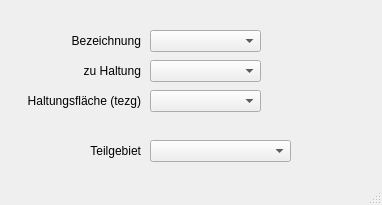
Qt form qkan/forms/qkan_anbindungflaechen.ui (hoettges/QKan) before a commit.
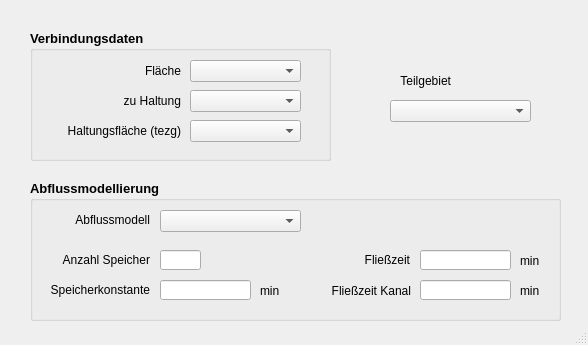
The same form after that commit.

What changed in the file:
```diff
--- a/qkan/forms/qkan_anbindungflaechen.ui
+++ b/qkan/forms/qkan_anbindungflaechen.ui
@@ -6,8 +6,8 @@
    <rect>
     <x>0</x>
     <y>0</y>
-    <width>382</width>
-    <height>205</height>
+    <width>588</width>
+    <height>345</height>
    </rect>
   </property>
   <property name="windowTitle">
@@ -17,79 +17,11 @@
    <enum>Qt::LeftToRight</enum>
   </property>
   <widget class="QWidget" name="centralwidget">
-   <widget class="QLabel" name="label_4">
-    <property name="geometry">
-     <rect>
-      <x>50</x>
-      <y>30</y>
-      <width>91</width>
-      <height>21</height>
-     </rect>
-    </property>
-    <property name="text">
-     <string>Bezeichnung</string>
-    </property>
-    <property name="alignment">
-     <set>Qt::AlignRight|Qt::AlignTrailing|Qt::AlignVCenter</set>
-    </property>
-   </widget>
-   <widget class="QComboBox" name="haltnam">
-    <property name="geometry">
-     <rect>
-      <x>150</x>
-      <y>60</y>
-      <width>111</width>
-      <height>22</height>
-     </rect>
-    </property>
-   </widget>
-   <widget class="QLabel" name="label_20">
-    <property name="geometry">
-     <rect>
-      <x>80</x>
-      <y>60</y>
-      <width>61</width>
-      <height>21</height>
-     </rect>
-    </property>
-    <property name="text">
-     <string>zu Haltung</string>
-    </property>
-    <property name="alignment">
-     <set>Qt::AlignRight|Qt::AlignTrailing|Qt::AlignVCenter</set>
-    </property>
-   </widget>
-   <widget class="QComboBox" name="tezgnam">
-    <property name="geometry">
-     <rect>
-      <x>150</x>
-      <y>90</y>
-      <width>111</width>
-      <height>22</height>
-     </rect>
-    </property>
-   </widget>
-   <widget class="QLabel" name="label_23">
-    <property name="geometry">
-     <rect>
-      <x>10</x>
-      <y>90</y>
-      <width>131</width>
-      <height>21</height>
-     </rect>
-    </property>
-    <property name="text">
-     <string>Haltungsfläche (tezg)</string>
-    </property>
-    <property name="alignment">
-     <set>Qt::AlignRight|Qt::AlignTrailing|Qt::AlignVCenter</set>
-    </property>
-   </widget>
    <widget class="QComboBox" name="teilgebiet">
     <property name="geometry">
      <rect>
-      <x>150</x>
-      <y>140</y>
+      <x>390</x>
+      <y>100</y>
       <width>141</width>
       <height>22</height>
      </rect>
@@ -98,12 +30,18 @@
    <widget class="QLabel" name="label_22">
     <property name="geometry">
      <rect>
-      <x>80</x>
-      <y>140</y>
+      <x>390</x>
+      <y>70</y>
       <width>61</width>
       <height>21</height>
      </rect>
     </property>
+    <property name="font">
+     <font>
+      <family>Tahoma</family>
+      <pointsize>9</pointsize>
+     </font>
+    </property>
     <property name="text">
      <string>Teilgebiet</string>
     </property>
@@ -111,15 +49,382 @@
      <set>Qt::AlignRight|Qt::AlignTrailing|Qt::AlignVCenter</set>
     </property>
    </widget>
-   <widget class="QComboBox" name="flnam">
+   <widget class="QGroupBox" name="groupBox">
     <property name="geometry">
      <rect>
-      <x>150</x>
+      <x>30</x>
       <y>30</y>
-      <width>111</width>
-      <height>22</height>
+      <width>301</width>
+      <height>131</height>
      </rect>
     </property>
+    <property name="font">
+     <font>
+      <family>Tahoma</family>
+      <pointsize>10</pointsize>
+      <weight>75</weight>
+      <bold>true</bold>
+     </font>
+    </property>
+    <property name="title">
+     <string>Verbindungsdaten</string>
+    </property>
+    <widget class="QComboBox" name="tezgnam">
+     <property name="geometry">
+      <rect>
+       <x>160</x>
+       <y>90</y>
+       <width>111</width>
+       <height>22</height>
+      </rect>
+     </property>
+    </widget>
+    <widget class="QLabel" name="label_20">
+     <property name="geometry">
+      <rect>
+       <x>70</x>
+       <y>60</y>
+       <width>81</width>
+       <height>21</height>
+      </rect>
+     </property>
+     <property name="font">
+      <font>
+       <family>Tahoma</family>
+       <pointsize>9</pointsize>
+       <weight>50</weight>
+       <bold>false</bold>
+      </font>
+     </property>
+     <property name="text">
+      <string>zu Haltung</string>
+     </property>
+     <property name="alignment">
+      <set>Qt::AlignRight|Qt::AlignTrailing|Qt::AlignVCenter</set>
+     </property>
+    </widget>
+    <widget class="QLabel" name="label_23">
+     <property name="geometry">
+      <rect>
+       <x>20</x>
+       <y>90</y>
+       <width>131</width>
+       <height>21</height>
+      </rect>
+     </property>
+     <property name="font">
+      <font>
+       <family>Tahoma</family>
+       <pointsize>9</pointsize>
+       <weight>50</weight>
+       <bold>false</bold>
+      </font>
+     </property>
+     <property name="text">
+      <string>Haltungsfläche (tezg)</string>
+     </property>
+     <property name="alignment">
+      <set>Qt::AlignRight|Qt::AlignTrailing|Qt::AlignVCenter</set>
+     </property>
+    </widget>
+    <widget class="QComboBox" name="flnam">
+     <property name="geometry">
+      <rect>
+       <x>160</x>
+       <y>30</y>
+       <width>111</width>
+       <height>22</height>
+      </rect>
+     </property>
+    </widget>
+    <widget class="QLabel" name="label_4">
+     <property name="geometry">
+      <rect>
+       <x>60</x>
+       <y>30</y>
+       <width>91</width>
+       <height>21</height>
+      </rect>
+     </property>
+     <property name="font">
+      <font>
+       <family>Tahoma</family>
+       <pointsize>9</pointsize>
+       <weight>50</weight>
+       <bold>false</bold>
+      </font>
+     </property>
+     <property name="text">
+      <string>Fläche</string>
+     </property>
+     <property name="alignment">
+      <set>Qt::AlignRight|Qt::AlignTrailing|Qt::AlignVCenter</set>
+     </property>
+    </widget>
+    <widget class="QComboBox" name="haltnam">
+     <property name="geometry">
+      <rect>
+       <x>160</x>
+       <y>60</y>
+       <width>111</width>
+       <height>22</height>
+      </rect>
+     </property>
+    </widget>
+   </widget>
+   <widget class="QGroupBox" name="groupBox_2">
+    <property name="geometry">
+     <rect>
+      <x>30</x>
+      <y>180</y>
+      <width>531</width>
+      <height>141</height>
+     </rect>
+    </property>
+    <property name="font">
+     <font>
+      <family>Tahoma</family>
+      <pointsize>10</pointsize>
+      <weight>75</weight>
+      <bold>true</bold>
+     </font>
+    </property>
+    <property name="title">
+     <string>Abflussmodellierung</string>
+    </property>
+    <widget class="QLineEdit" name="fliesszeitflaeche">
+     <property name="geometry">
+      <rect>
+       <x>390</x>
+       <y>70</y>
+       <width>91</width>
+       <height>20</height>
+      </rect>
+     </property>
+    </widget>
+    <widget class="QLabel" name="label_6">
+     <property name="geometry">
+      <rect>
+       <x>20</x>
+       <y>100</y>
+       <width>100</width>
+       <height>20</height>
+      </rect>
+     </property>
+     <property name="font">
+      <font>
+       <family>Tahoma</family>
+       <pointsize>9</pointsize>
+       <weight>50</weight>
+       <bold>false</bold>
+      </font>
+     </property>
+     <property name="text">
+      <string>Speicherkonstante</string>
+     </property>
+     <property name="alignment">
+      <set>Qt::AlignRight|Qt::AlignTrailing|Qt::AlignVCenter</set>
+     </property>
+    </widget>
+    <widget class="QLabel" name="label_24">
+     <property name="geometry">
+      <rect>
+       <x>30</x>
+       <y>30</y>
+       <width>90</width>
+       <height>20</height>
+      </rect>
+     </property>
+     <property name="font">
+      <font>
+       <family>Tahoma</family>
+       <pointsize>9</pointsize>
+       <weight>50</weight>
+       <bold>false</bold>
+      </font>
+     </property>
+     <property name="text">
+      <string>Abflussmodell</string>
+     </property>
+     <property name="alignment">
+      <set>Qt::AlignRight|Qt::AlignTrailing|Qt::AlignVCenter</set>
+     </property>
+    </widget>
+    <widget class="QLabel" name="label_5">
+     <property name="geometry">
+      <rect>
+       <x>20</x>
+       <y>70</y>
+       <width>100</width>
+       <height>20</height>
+      </rect>
+     </property>
+     <property name="font">
+      <font>
+       <family>Tahoma</family>
+       <pointsize>9</pointsize>
+       <weight>50</weight>
+       <bold>false</bold>
+      </font>
+     </property>
+     <property name="text">
+      <string>Anzahl Speicher</string>
+     </property>
+     <property name="alignment">
+      <set>Qt::AlignRight|Qt::AlignTrailing|Qt::AlignVCenter</set>
+     </property>
+    </widget>
+    <widget class="QLabel" name="label_8">
+     <property name="geometry">
+      <rect>
+       <x>280</x>
+       <y>70</y>
+       <width>100</width>
+       <height>20</height>
+      </rect>
+     </property>
+     <property name="font">
+      <font>
+       <family>Tahoma</family>
+       <pointsize>9</pointsize>
+       <weight>50</weight>
+       <bold>false</bold>
+      </font>
+     </property>
+     <property name="text">
+      <string>Fließzeit</string>
+     </property>
+     <property name="alignment">
+      <set>Qt::AlignRight|Qt::AlignTrailing|Qt::AlignVCenter</set>
+     </property>
+    </widget>
+    <widget class="QComboBox" name="abflusstyp">
+     <property name="geometry">
+      <rect>
+       <x>130</x>
+       <y>30</y>
+       <width>141</width>
+       <height>22</height>
+      </rect>
+     </property>
+    </widget>
+    <widget class="QLabel" name="label_7">
+     <property name="geometry">
+      <rect>
+       <x>230</x>
+       <y>100</y>
+       <width>31</width>
+       <height>21</height>
+      </rect>
+     </property>
+     <property name="font">
+      <font>
+       <family>Tahoma</family>
+       <pointsize>9</pointsize>
+       <weight>50</weight>
+       <bold>false</bold>
+      </font>
+     </property>
+     <property name="text">
+      <string>min</string>
+     </property>
+    </widget>
+    <widget class="QLabel" name="label_9">
+     <property name="geometry">
+      <rect>
+       <x>280</x>
+       <y>100</y>
+       <width>101</width>
+       <height>21</height>
+      </rect>
+     </property>
+     <property name="font">
+      <font>
+       <family>Tahoma</family>
+       <pointsize>9</pointsize>
+       <weight>50</weight>
+       <bold>false</bold>
+      </font>
+     </property>
+     <property name="text">
+      <string>Fließzeit Kanal</string>
+     </property>
+     <property name="alignment">
+      <set>Qt::AlignRight|Qt::AlignTrailing|Qt::AlignVCenter</set>
+     </property>
+    </widget>
+    <widget class="QLabel" name="label_10">
+     <property name="geometry">
+      <rect>
+       <x>490</x>
+       <y>70</y>
+       <width>31</width>
+       <height>21</height>
+      </rect>
+     </property>
+     <property name="font">
+      <font>
+       <family>Tahoma</family>
+       <pointsize>9</pointsize>
+       <weight>50</weight>
+       <bold>false</bold>
+      </font>
+     </property>
+     <property name="text">
+      <string>min</string>
+     </property>
+    </widget>
+    <widget class="QLineEdit" name="speicherkonst">
+     <property name="geometry">
+      <rect>
+       <x>130</x>
+       <y>100</y>
+       <width>91</width>
+       <height>20</height>
+      </rect>
+     </property>
+    </widget>
+    <widget class="QLabel" name="label_11">
+     <property name="geometry">
+      <rect>
+       <x>490</x>
+       <y>100</y>
+       <width>31</width>
+       <height>21</height>
+      </rect>
+     </property>
+     <property name="font">
+      <font>
+       <family>Tahoma</family>
+       <pointsize>9</pointsize>
+       <weight>50</weight>
+       <bold>false</bold>
+      </font>
+     </property>
+     <property name="text">
+      <string>min</string>
+     </property>
+    </widget>
+    <widget class="QLineEdit" name="speicherzahl">
+     <property name="geometry">
+      <rect>
+       <x>130</x>
+       <y>70</y>
+       <width>41</width>
+       <height>20</height>
+      </rect>
+     </property>
+    </widget>
+    <widget class="QLineEdit" name="fliesszeitkanal">
+     <property name="geometry">
+      <rect>
+       <x>390</x>
+       <y>100</y>
+       <width>91</width>
+       <height>20</height>
+      </rect>
+     </property>
+    </widget>
    </widget>
   </widget>
   <widget class="QStatusBar" name="statusbar"/>
```
